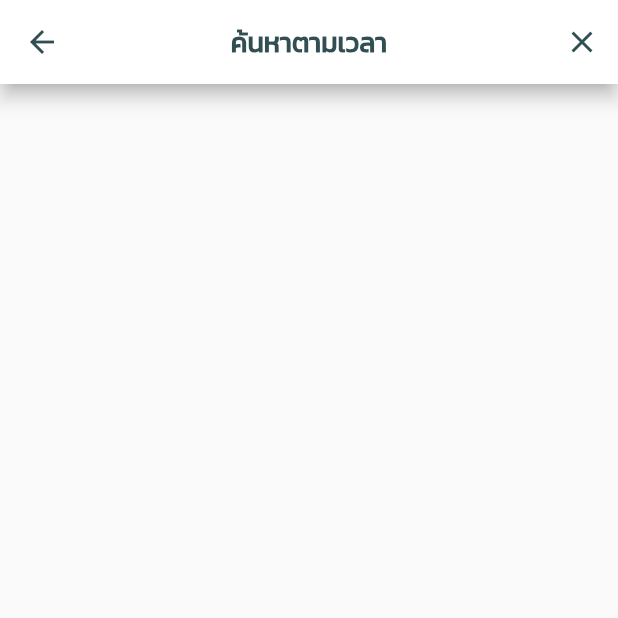
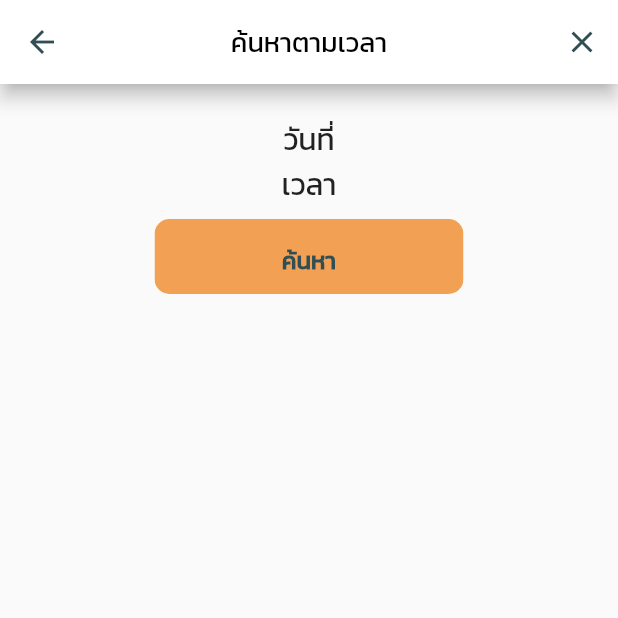
Before and after one commit to chayveng/project, a Flutter app: the SearchByTime screen opened directly, on a phone screen of 412 x 824 dp, the top half of it. Run offline on Flutter 3.47's test engine with Material 2 defaults, Android fonts, the phone set to English and light mode, and no system bars; our stand-ins replace dio, flutter_spinkit, google_maps_flutter, image_picker, location, page_transition and 2 more; accounts and stored records are empty.

Commit message:
update 21/3/2022

```diff
--- a/project_app/lib/constants.dart
+++ b/project_app/lib/constants.dart
@@ -21,6 +21,8 @@ const Color greyPrimaryColor = Color(0xFFe7e6e1);
 const Color creamPrimaryColor = Color(0xFFf7f6e7);
 const Color orangePrimaryColor = Color(0xFFf2a154);
 const Color navyPrimaryColor = Color(0xFF314e52);
+// const Color navyPrimaryColor = HexColor("#f2f2f2");
+// const Color navyPrimaryColor = Colors.black;
 
 const Color orangeColor = Color.fromRGBO(253, 108, 43, 1);
 const Color whiteColor = Color.fromRGBO(255, 255, 255, 1);
--- a/project_app/lib/core/Config.dart
+++ b/project_app/lib/core/Config.dart
@@ -4,7 +4,7 @@ class Config {
   // static String API_URL = 'http://10.0.2.2';
   // static String API_URL = 'http://35.185.188.64:80';
   // static String API_URL = 'https://fitbuddy.cc/soccerhub';
-  // static String API_URL = 'http://localhost:8080/soccerhub';
-  static String API_URL = 'http://192.168.1.102:80/soccerhub';
+  static String API_URL = 'http://localhost:8080/soccerhub';
+  // static String API_URL = 'http://172.20.10.2:8080/soccerhub';
 
 }
--- a/project_app/lib/core/models/Time.dart
+++ b/project_app/lib/core/models/Time.dart
@@ -46,6 +46,10 @@ class Time {
         "status": status,
       };
 
+  String getDate()=> startTime.toString().substring(0,10);
+  String getStartTime()=> startTime.toString().substring(11,16);
+  String getEndTime()=> endTime.toString().substring(11,16);
+
   @override
   String toString() {
     return 'Time{id: $id, fieldId: $fieldId, userId: $userId, startTime: $startTime, endTime: $endTime, status: $status}';
--- a/project_app/lib/ui/screens/booking/components/alert_dialog_cancel.dart
+++ b/project_app/lib/ui/screens/booking/components/alert_dialog_cancel.dart
@@ -1,8 +1,7 @@
 import 'package:flutter/material.dart';
 import 'package:project_app/core/models/Time.dart';
 
-import '../../../../constants.dart';
-
+import '../../../../../../constants.dart';
 
 
 class AlertDialogCancel extends StatelessWidget {
--- a/project_app/lib/ui/screens/field/section_detail/section_times/components/alert_dialog_success.dart
+++ b/project_app/lib/ui/screens/field/section_detail/section_times/components/alert_dialog_success.dart
@@ -32,7 +32,7 @@ class DialogSuccess extends StatelessWidget {
           Icon(Icons.alarm_on_outlined, color: Colors.green, size: 35),
           SizedBox(width: 20),
           Text(
-            'จองสำเร็จ',
+            'รอรับการยืนยัน',
             style: TextStyle(fontSize: 16),
           ),
         ],
--- a/project_app/lib/ui/screens/field/section_detail/section_times/components/card_time.dart
+++ b/project_app/lib/ui/screens/field/section_detail/section_times/components/card_time.dart
@@ -29,7 +29,7 @@ class CardTime extends StatelessWidget {
         ? InkWell(
             onTap: onAccept,
             child: Icon(
-              Icons.alarm_on_outlined,
+              Icons.add_task,
               color: Colors.green,
             ),
           )
--- a/project_app/lib/ui/screens/home/components/button_search.dart
+++ b/project_app/lib/ui/screens/home/components/button_search.dart
@@ -1,7 +1,6 @@
 import 'package:flutter/material.dart';
 
-import '../../../../constants.dart';
-
+import '../../../../../../constants.dart';
 
 class ButtonSearch extends StatelessWidget {
   final GestureTapCallback? onTap;
--- a/project_app/lib/ui/screens/home/components/search_by_time.dart
+++ b/project_app/lib/ui/screens/home/components/search_by_time.dart
@@ -2,10 +2,12 @@ import 'dart:convert';
 
 import 'package:flutter/cupertino.dart';
 import 'package:flutter/material.dart';
+import 'package:project_app/constants.dart';
 import 'package:project_app/core/apis/ApiConnect.dart';
 import 'package:project_app/core/models/Field.dart';
 import 'package:project_app/core/models/Time.dart';
 import 'package:project_app/core/services/UserService.dart';
+import 'package:project_app/ui/components/rounded_button.dart';
 import 'package:project_app/ui/screens/field/field_screen.dart';
 
 import 'bottom_sheet_search.dart';
@@ -20,10 +22,13 @@ class SearchByTime extends StatefulWidget {
 class _SearchByTimeState extends State<SearchByTime> {
   String? title = '';
   List<Field> mainFields = [];
+  Time showTime = Time();
 
   _onSearchByTime(BuildContext context) async {
     // Time to search
     var time = await _getTimeToSearchOverLab(context);
+    showTime = time;
+
     // var time = new Time(
     //   startTime: '2022-03-02 00:00',
     //   endTime: '2022-03-02 01:00',
@@ -81,15 +86,62 @@ class _SearchByTimeState extends State<SearchByTime> {
         title: InkWell(
           child: Text('${title != '' ? title : 'ค้นหาตามเวลา'}'),
           onTap: () async {
-            // var time = await _getTimeToSearchOverLab(context);
             await _onSearchByTime(context);
           },
         ),
         actions: [IconButton(onPressed: () {}, icon: Icon(Icons.close))],
       ),
-      body: ListView.builder(
+      body: SizedBox(
+        height: sized(context).height,
+        child: Column(
+          children: [
+            Column(
+              children: [
+                SizedBox(height: 22),
+                Text(
+                  '${showTime.startTime != null ? showTime.getDate() : 'วันที่'}',
+                  style: TextStyle(
+                    fontSize: 20,
+                    fontFamily: UiFont,
+                  ),
+                ),
+                Text(
+                  showTime.startTime != null
+                      ? '${showTime.getStartTime()} - ${showTime.getEndTime()}'
+                      : 'เวลา',
+                  style: TextStyle(
+                    fontSize: 20,
+                    fontFamily: UiFont,
+                  ),
+                ),
+                // Button
+                SizedBox(height: 8),
+                SizedBox(
+                  width: sized(context).width * 0.5,
+                  height: 50,
+                  child: RoundedButton(
+                    text: 'ค้นหา',
+                    onTap: () {
+                      _onSearchByTime(context);
+                    },
+                  ),
+                ),
+              ],
+            ),
+            Expanded(
+              child: ListView.builder(
                 itemCount: mainFields.length,
-        itemBuilder: (context, index) => ListTile(
+                itemBuilder: (context, index) => formItem(index, context),
+              ),
+            ),
+          ],
+        ),
+      ),
+    );
+  }
+
+  ListTile formItem(int index, BuildContext context) {
+    return ListTile(
       title: Text(
         mainFields[index].title!,
       ),
@@ -103,30 +155,7 @@ class _SearchByTimeState extends State<SearchByTime> {
             ),
           ),
         );
-            // showResults(context);
       },
-        ),
-      )
-      // body: Column(
-      //   children: [
-      //     ...List.generate(mainFields.length, (index) {
-      //       return InkWell(
-      //         child: Text('${mainFields[index].title}'),
-      //         onTap: () {
-      //           Navigator.push(
-      //             context,
-      //             MaterialPageRoute(
-      //               builder: (context) => FieldScreen(
-      //                 isOwner: false,
-      //                 fieldId: mainFields[index].id!,
-      //               ),
-      //             ),
-      //           );
-      //         },
-      //       );
-      //     }).toList(),
-      //   ],
-      // ),
     );
   }
 }
```
Also changed, not shown: project_app/lib/main.dart (+7 -1 lines), project_app/lib/tester.dart (+34 -93 lines), project_app/pubspec.lock, 19 other files. Lines whose indentation alone changed are shown as unchanged.
